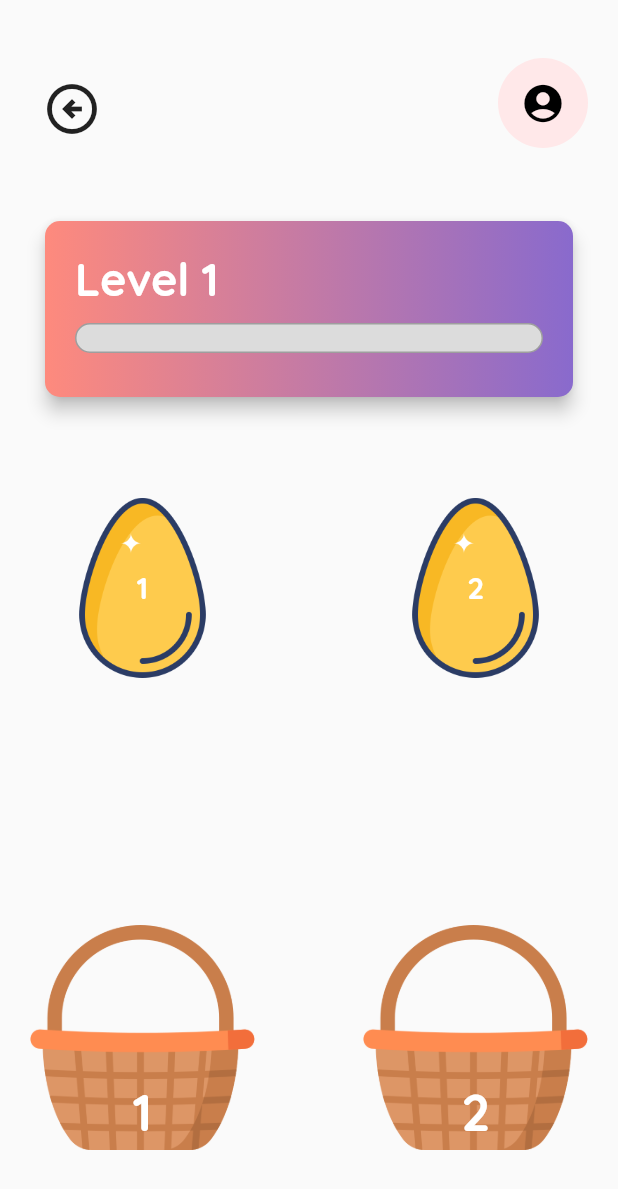
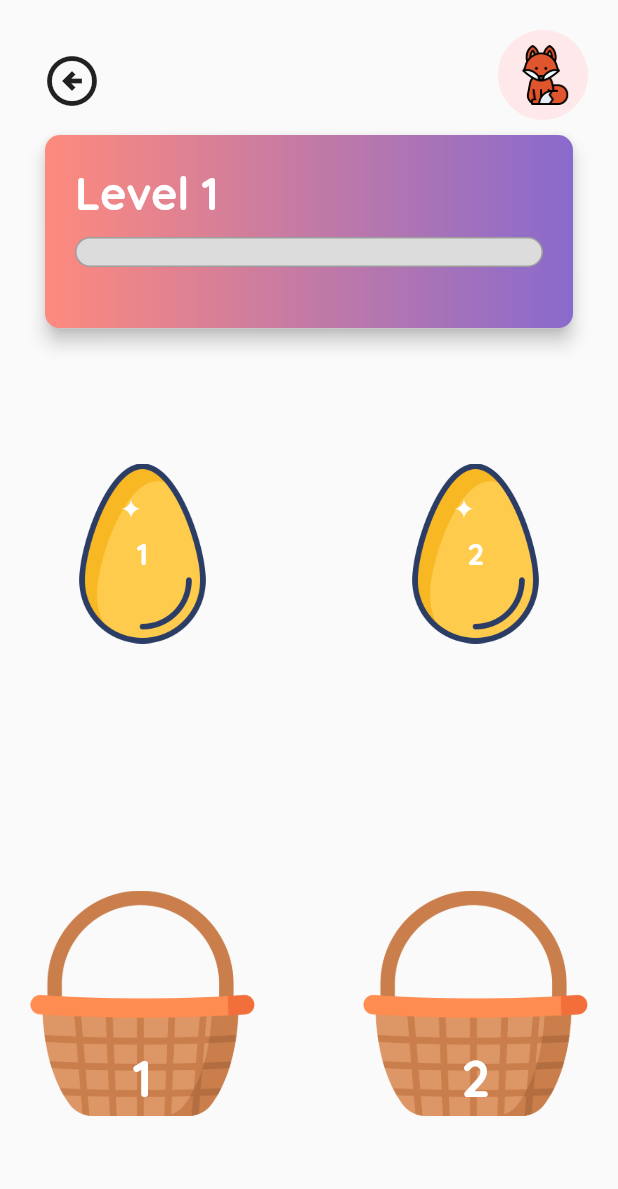
Before and after one commit to Rmu4h/flutter_dragandgrop_testtask, a Flutter app: the screen it shows after launch, after a tap on "Start", on a phone screen of 412 x 824 dp. Shown: the top 1189 px of the screen. Run offline on Flutter 3.47's test engine with Material 2 defaults, Android fonts, the light colour scheme and no system bars.

Commit message:
change readme

```diff
--- a/lib/level_one/level_one.dart
+++ b/lib/level_one/level_one.dart
@@ -1,6 +1,6 @@
 import 'package:flutter/material.dart';
 import 'package:flutter/services.dart';
-import 'package:flutter_draganddrop_testtask/level_one/widgets/chart_bar.dart';
+import '/level_one/widgets/chart_bar.dart';
 import '/level_one/widgets/basket_item.dart';
 import '/level_one/widgets/egg_item.dart';
 
@@ -155,13 +155,10 @@
 
     return Scaffold(
       body: Padding(
-        padding: const EdgeInsets.fromLTRB(20, 0, 20, 0),
+        padding: const EdgeInsets.fromLTRB(20, 20, 20, 0),
         child: Column(
-          mainAxisAlignment: MainAxisAlignment.spaceBetween,
           children: [
-            Expanded(
-              flex: 1,
-              child: Row(
+            Row(
               mainAxisAlignment: MainAxisAlignment.spaceBetween,
               children: [
                 IconButton(
@@ -177,14 +174,11 @@
                   backgroundColor: const Color(0xffFFE8E9),
                   child: IconButton(
                     onPressed: () {},
-                        icon: const Icon(
-                          Icons.account_circle,
-                          color: Colors.black,
-                          size: 30,
-                        )),
+                    icon: Image.asset('assets/images/fox.png'),
+                    iconSize: 40,
+                  ),
                 )
               ],
-              ),
             ),
             Expanded(
               flex: 1,
@@ -194,7 +188,6 @@
                     borderRadius: BorderRadius.circular(10)),
                 clipBehavior: Clip.antiAliasWithSaveLayer,
                 elevation: 5,
-                // color: const Color(0xff896ACD),
                 child: Container(
                   padding: const EdgeInsets.all(20),
                   decoration: const BoxDecoration(
--- a/lib/level_one/widgets/chart_bar.dart
+++ b/lib/level_one/widgets/chart_bar.dart
@@ -12,7 +12,6 @@
         Expanded(
           child: SizedBox(
             height: 20,
-            // width: MediaQuery.of(context).size.width * 0.7,
             child: Stack(
               children: [
                 Container(
@@ -24,7 +23,6 @@
                 ),
                 AnimatedFractionallySizedBox(
                   widthFactor: progressOfLevel * 0.5,
-                  // heightFactor: ,
                   duration: const Duration(milliseconds: 500),
                   child: Container(
                     decoration: BoxDecoration(
--- a/lib/level_one/widgets/egg_item.dart
+++ b/lib/level_one/widgets/egg_item.dart
@@ -42,10 +42,7 @@
         height: 120,
         width: 120,
       ),
-      onDragStarted: () {
-        //showSnackBarGlobal(context, 'Drag started');
-      },
-      //drag me. перенеси мене
+      //drag me
       child: widget.dragElement.isDropped
           ? const SizedBox(
               height: 140,
--- a/lib/main.dart
+++ b/lib/main.dart
@@ -1,5 +1,5 @@
 import 'package:flutter/material.dart';
-import 'package:flutter_draganddrop_testtask/start/start.dart';
+import '/start/start.dart';
 
 import 'level_one/level_one.dart';
 
--- a/lib/start/start.dart
+++ b/lib/start/start.dart
@@ -26,7 +26,6 @@
             Image.asset(
               'assets/images/Humpty_Dumpty.webp',
               fit: BoxFit.cover,
-              // width: 250,
               height: mediaQuery.size.height / 2.5,
             ),
             const Text(
--- a/lib/start/widgets/button.dart
+++ b/lib/start/widgets/button.dart
@@ -20,17 +20,12 @@
             ]),
             borderRadius: BorderRadius.circular(10),
             boxShadow: const <BoxShadow>[
-              BoxShadow(
-                  color: Color.fromRGBO(0, 0, 0, 0.57), //shadow for button
-                  blurRadius: 5) //blur radius of shadow
+              BoxShadow(color: Color.fromRGBO(0, 0, 0, 0.57), blurRadius: 5)
             ]),
         child: ElevatedButton(
           style: ElevatedButton.styleFrom(
             backgroundColor: Colors.transparent,
-            disabledForegroundColor: Colors.transparent.withOpacity(0.38),
-            disabledBackgroundColor: Colors.transparent.withOpacity(0.12),
             shadowColor: Colors.transparent,
-            //make color or elevated button transparent
           ),
           onPressed: () {
             Navigator.of(context).pushNamed('/main');
```
Also changed, not shown: 1 other file. Lines whose indentation alone changed are shown as unchanged.
